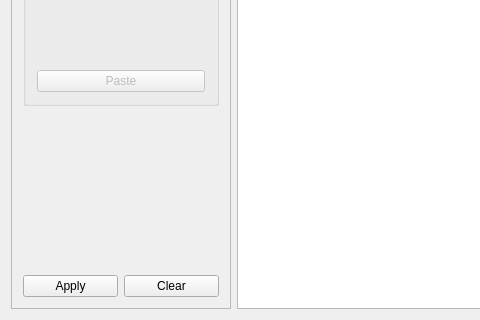
First picture: the form in src/historywindow.ui, repository klesh/fu, before the edit; both pictures show x 0 to 480 and y 480 to 800 of the 1280 by 800 pixel window.
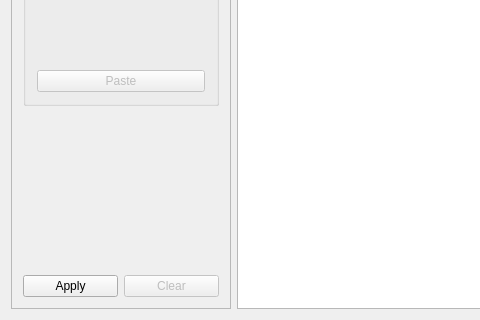
Second picture: the form after the edit. Icons and pictures are not drawn. Custom widgets are drawn as their Qt base class.

```diff
--- a/src/historywindow.ui
+++ b/src/historywindow.ui
@@ -223,6 +223,9 @@
          </item>
          <item>
           <widget class="QPushButton" name="btnClear">
+           <property name="enabled">
+            <bool>false</bool>
+           </property>
            <property name="text">
             <string>Clear</string>
            </property>
```
